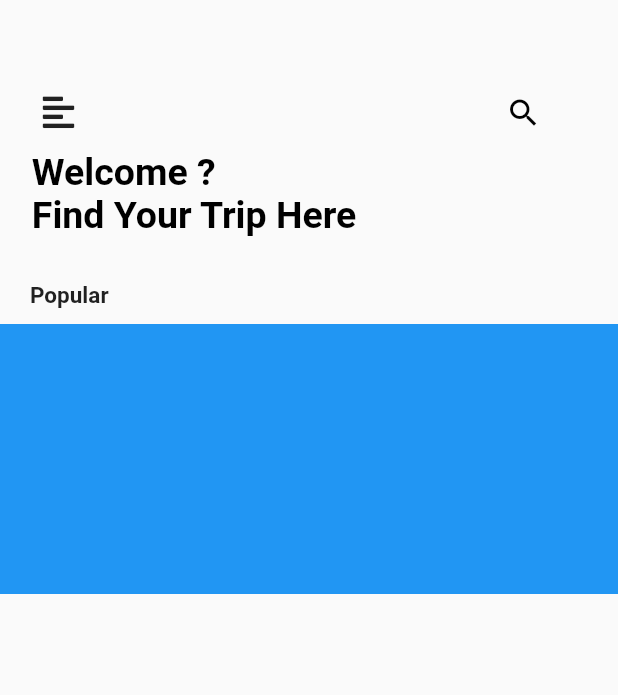
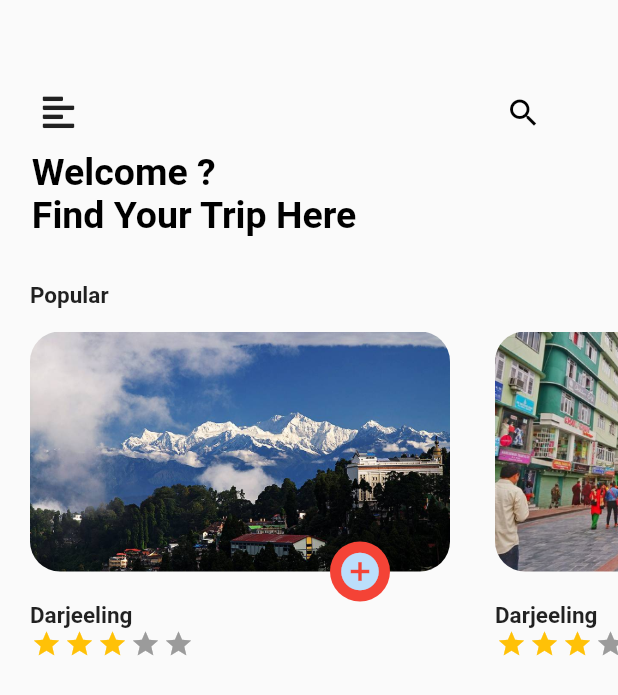
Before and after one commit to HasanMasrur/TourismApp, a Flutter app: the screen it shows after launch, on a phone screen of 412 x 824 dp. Shown: the top 695 px of the screen. Run offline on Flutter 3.47's test engine with Material 2 defaults, Android fonts, the phone set to English and light mode, and no system bars; drawn by our look-alikes of flutter_rating_bar; our stand-ins replace font_awesome_flutter.

Commit message:
added popular place listview

```diff
--- a/lib/homepage.dart
+++ b/lib/homepage.dart
@@ -1,4 +1,8 @@
+import 'dart:ui';
+
+import 'package:TourismApp/popular_box.dart';
 import 'package:flutter/material.dart';
+import 'package:flutter_rating_bar/flutter_rating_bar.dart';
 import 'package:font_awesome_flutter/font_awesome_flutter.dart';
 
 class HomePage extends StatefulWidget {
@@ -13,11 +17,12 @@ class _HomePage extends State<HomePage> {
 
   @override
   Widget build(BuildContext context) {
+    Size size = MediaQuery.of(context).size;
     return Scaffold(
       key: _globalKey,
       drawer: Drawer(),
       body: Column(
-          crossAxisAlignment: CrossAxisAlignment.stretch,
+        // crossAxisAlignment: CrossAxisAlignment.start,
         mainAxisAlignment: MainAxisAlignment.start,
         children: [
           Container(
@@ -71,15 +76,29 @@ class _HomePage extends State<HomePage> {
             ),
           ),
           SizedBox(
-              height: 10,
+            height: 15,
           ),
           Container(
-              alignment: Alignment.topLeft,
-              height: 180,
-              width: 250,
-              color: Colors.blue,
+            height: 250,
+            child: ListView(
+              scrollDirection: Axis.horizontal,
+              children: [
+                PopularBox(
+                  image: AssetImage('assets/darjeeling.jpg'),
+                  placename: "darjeeling",
+                ),
+                SizedBox(
+                  width: 10,
+                ),
+                PopularBox(
+                  image: AssetImage('assets/Sikkim.png'),
+                  placename: "Gangtok",
                 )
-          ]),
+              ],
+            ),
+          ),
+        ],
+      ),
     );
   }
 }
--- /dev/null
+++ b/lib/popular_box.dart
@@ -0,0 +1,92 @@
+import 'package:flutter/material.dart';
+import 'package:flutter_rating_bar/flutter_rating_bar.dart';
+
+class PopularBox extends StatelessWidget {
+  String placename;
+  ImageProvider image;
+  PopularBox({
+    this.placename,
+    this.image,
+  });
+  @override
+  Widget build(BuildContext context) {
+    return Column(
+      mainAxisAlignment: MainAxisAlignment.start,
+      crossAxisAlignment: CrossAxisAlignment.start,
+      children: [
+        Container(
+          height: 180,
+          child: Stack(
+            children: [
+              Container(
+                alignment: Alignment.topLeft,
+                margin: EdgeInsets.only(left: 20),
+                height: 160,
+                width: 280,
+                decoration: BoxDecoration(
+                  borderRadius: BorderRadius.all(Radius.circular(20)),
+                  image: DecorationImage(
+                    image: image,
+                    fit: BoxFit.fill,
+                  ),
+                ),
+              ),
+              // Center(
+              //     child: Image.asset(
+              //   'assets/darjeeling.jpg',
+              //   height: size.height,
+              //   width: size.width,
+              //   fit: BoxFit.fill,
+              // )),
+              Positioned(
+                  left: 220,
+                  top: 140,
+                  child: CircleAvatar(
+                    backgroundColor: Colors.red,
+                    radius: 20,
+                    child: Icon(
+                      Icons.add_circle,
+                      size: 30,
+                    ),
+                  )),
+            ],
+          ),
+        ),
+        Column(
+          crossAxisAlignment: CrossAxisAlignment.start,
+          children: [
+            Container(
+              alignment: Alignment.topLeft,
+              margin: EdgeInsets.only(left: 20),
+              child: Text(
+                'Darjeeling',
+                style: TextStyle(fontWeight: FontWeight.bold, fontSize: 15),
+              ),
+            ),
+            Container(
+                margin: EdgeInsets.only(left: 20),
+                child: RatingBar(
+                  initialRating: 03,
+                  minRating: 1,
+                  direction: Axis.horizontal,
+                  allowHalfRating: true,
+                  itemCount: 5,
+                  itemSize: 20,
+                  itemPadding: EdgeInsets.symmetric(horizontal: 1.0),
+                  itemBuilder: (context, _) {
+                    return Icon(
+                      Icons.star,
+                      size: 30,
+                      color: Colors.amber,
+                    );
+                  },
+                  onRatingUpdate: (rating) {
+                    print(rating);
+                  },
+                ))
+          ],
+        )
+      ],
+    );
+  }
+}
--- a/pubspec.yaml
+++ b/pubspec.yaml
@@ -29,6 +29,7 @@ dependencies:
   # Use with the CupertinoIcons class for iOS style icons.
   cupertino_icons: ^1.0.0
   font_awesome_flutter: ^8.10.0
+  flutter_rating_bar: ^3.0.1+1
 
 dev_dependencies:
   flutter_test:
@@ -46,8 +47,9 @@ flutter:
   uses-material-design: true
 
   # To add assets to your application, add an assets section, like this:
-  # assets:
-  #   - images/a_dot_burr.jpeg
+  assets:
+   - assets/darjeeling.jpg
+   - assets/Sikkim.png
   #   - images/a_dot_ham.jpeg
 
   # An image asset can refer to one or more resolution-specific "variants", see
```
Also changed, not shown: assets/Sikkim.png (added), assets/darjeeling.jpg (added), pubspec.lock. Lines whose indentation alone changed are shown as unchanged.
